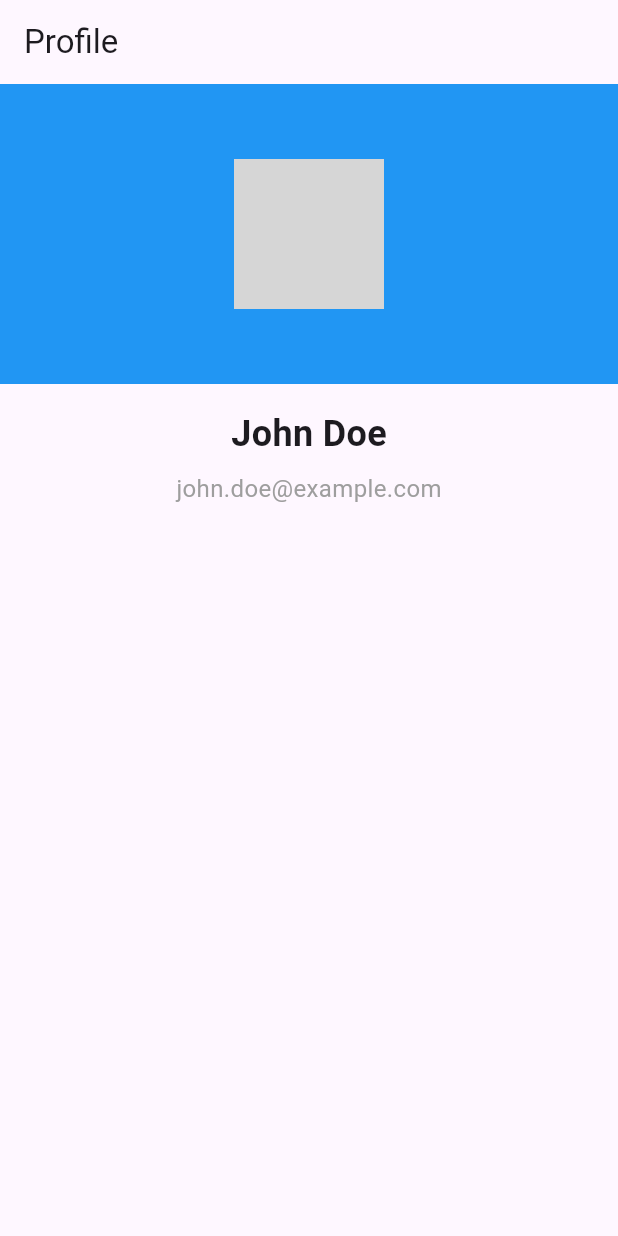
After one commit to Afriza43/computer_app, a Flutter app: the ProfilePage screen opened directly, on a phone screen of 412 x 824 dp. The commit adds this screen. Run offline on Flutter 3.47's test engine with Material 2 defaults, Android fonts, the phone set to English and light mode, and no system bars; our stand-ins replace carousel_slider, google_fonts, lottie; missing offline and left inert: bottom_bar, dart:ffi; network calls fail; grey boxes are pictures that could not be loaded.

Commit message:
4th commit

```diff
--- a/lib/login.dart
+++ b/lib/login.dart
@@ -1,5 +1,5 @@
 import 'dart:convert';
-
+import 'package:computer_app/bottom_nav.dart';
 import 'package:computer_app/home.dart';
 import 'package:flutter/material.dart';
 import 'package:google_fonts/google_fonts.dart';
@@ -28,7 +28,7 @@ class _LoginPageState extends State<LoginPage> {
 
       Navigator.of(context).pushReplacement(
         MaterialPageRoute(
-          builder: (context) => HomePage(),
+          builder: (context) => BottomNavigation(),
         ),
       );
     } else {
--- a/lib/models/ComputerParts.dart
+++ b/lib/models/ComputerParts.dart
@@ -3,6 +3,7 @@
 //     final computer = computerFromJson(jsonString);
 
 import 'dart:convert';
+import 'dart:ffi';
 
 List<Computer> computerFromJson(String str) =>
     List<Computer>.from(json.decode(str).map((x) => Computer.fromJson(x)));
--- /dev/null
+++ b/lib/profil.dart
@@ -0,0 +1,53 @@
+import 'package:flutter/material.dart';
+
+class ProfilePage extends StatefulWidget {
+  const ProfilePage({Key? key}) : super(key: key);
+
+  @override
+  State<ProfilePage> createState() => _ProfilePageState();
+}
+
+class _ProfilePageState extends State<ProfilePage> {
+  @override
+  Widget build(BuildContext context) {
+    return Scaffold(
+      appBar: AppBar(
+        title: Text('Profile'),
+      ),
+      body: Column(
+        children: [
+          Container(
+            width: double.infinity,
+            height: 200,
+            color: Colors.blue, // You can customize the background color
+            child: Center(
+              child: CircleAvatar(
+                radius: 50,
+                backgroundImage: AssetImage(
+                    'assets/profile_image.jpg'), // Add your image asset here
+              ),
+            ),
+          ),
+          SizedBox(height: 16),
+          Text(
+            'John Doe', // Replace with the user's name
+            style: TextStyle(
+              fontSize: 24,
+              fontWeight: FontWeight.bold,
+            ),
+          ),
+          SizedBox(height: 8),
+          Text(
+            'john.doe@example.com', // Replace with the user's email
+            style: TextStyle(
+              fontSize: 16,
+              color: Colors.grey,
+            ),
+          ),
+          SizedBox(height: 16),
+          // Add other user information or customization as needed
+        ],
+      ),
+    );
+  }
+}
--- a/pubspec.yaml
+++ b/pubspec.yaml
@@ -42,6 +42,7 @@ dependencies:
   http: ^1.1.0
   crypto: ^3.0.3
   bottom_bar: ^2.0.3
+  persistent_bottom_nav_bar: ^5.0.2
 
 dev_dependencies:
   flutter_test:
```
Also changed, not shown: lib/bottom_nav.dart (+57 -24 lines), lib/detail_produk.dart (added, +251 -0 lines), lib/home.dart (+6 -1 lines), pubspec.lock.
